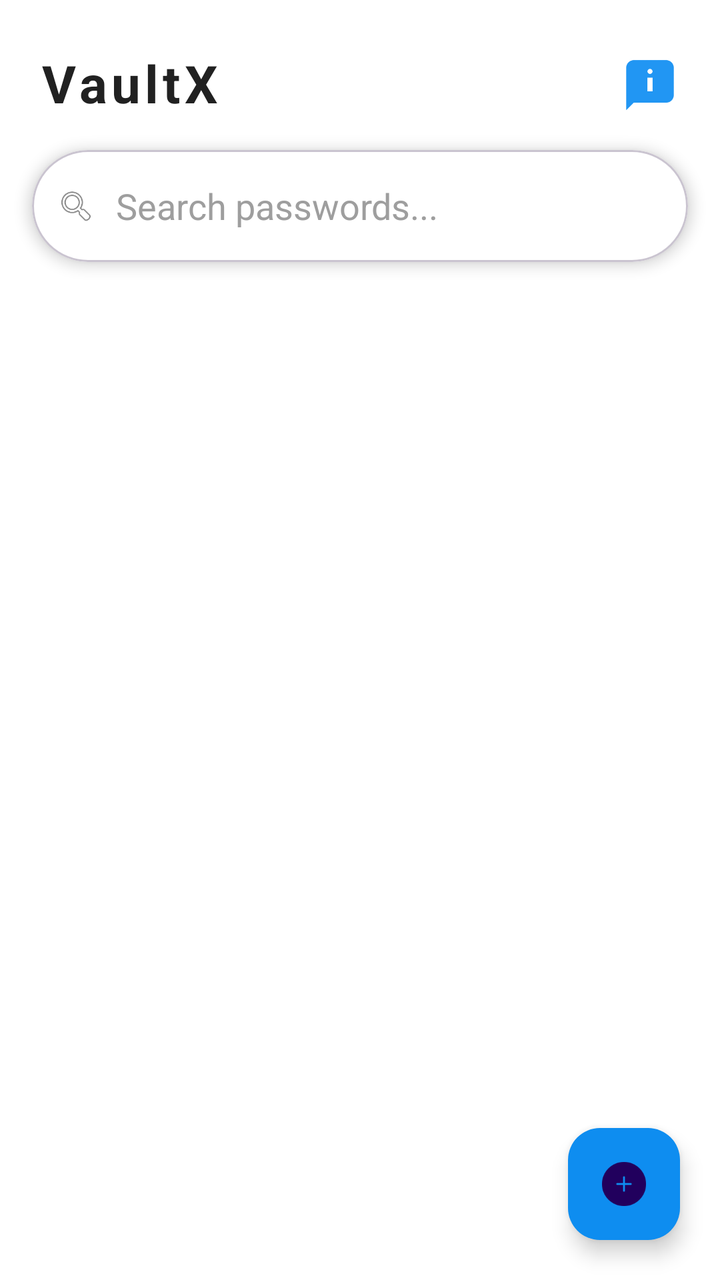
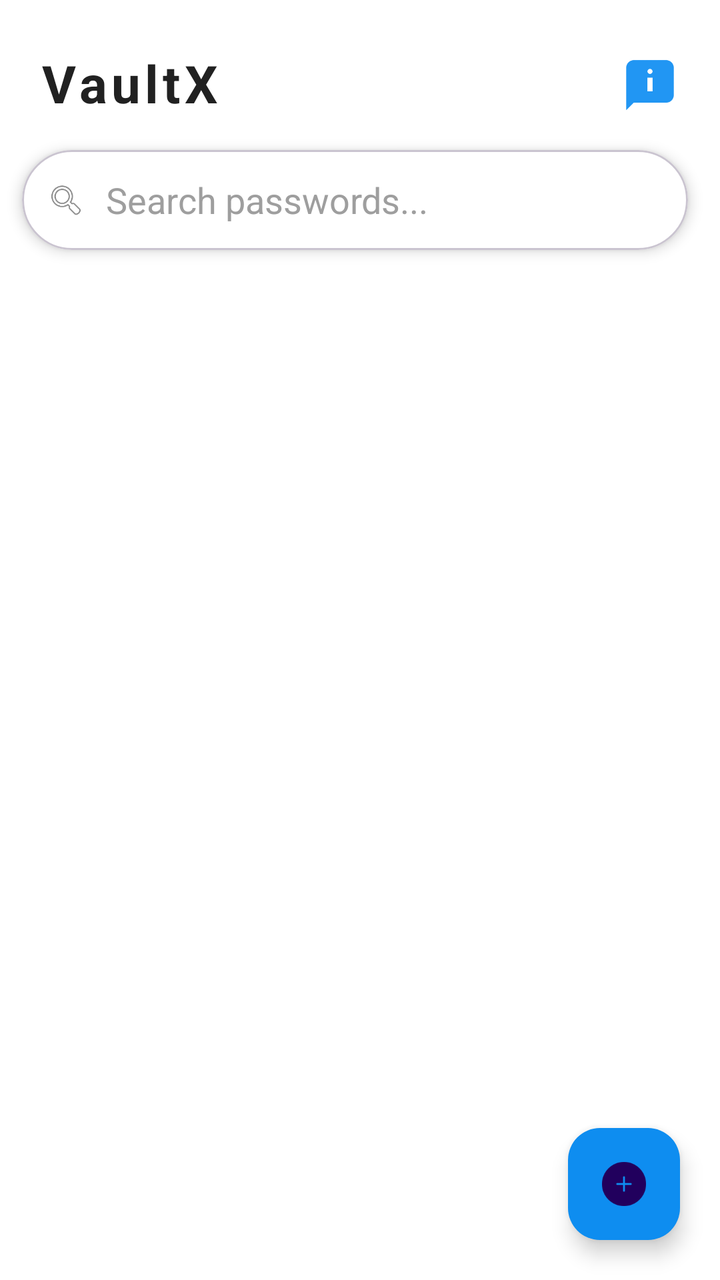

The first picture is an Android layout as it rendered before a commit; the second is the same layout after the commit. The layout source and the unified diff follow.
<!-- AndroidManifest.xml: application theme Theme.VaultX -->
<!-- res/layout/activity_main.xml -->
<?xml version="1.0" encoding="utf-8"?>
<FrameLayout
    xmlns:android="http://schemas.android.com/apk/res/android"
    xmlns:app="http://schemas.android.com/apk/res-auto"
    android:layout_width="match_parent"
    android:layout_height="match_parent"
    android:background="@color/white">

    <LinearLayout
        android:layout_width="match_parent"
        android:layout_height="match_parent"
        android:orientation="vertical"
        android:paddingTop="24dp">


        <LinearLayout
            android:layout_width="match_parent"
            android:layout_height="wrap_content"
            android:orientation="horizontal"
            android:gravity="center_vertical"
            android:paddingStart="20dp"
            android:paddingEnd="20dp"
            android:paddingBottom="8dp">

            <TextView
                android:id="@+id/topBar"
                android:layout_width="0dp"
                android:layout_height="wrap_content"
                android:layout_weight="1"
                android:text="VaultX"
                android:textSize="26sp"
                android:textStyle="bold"
                android:letterSpacing="0.08"
                android:textColor="#212121"/>

            <ImageButton
                android:id="@+id/btnAbout"
                android:layout_width="30dp"
                android:layout_height="30dp"
                android:background="@drawable/icon_about"
                android:padding="4dp"
                android:contentDescription="About"/>
        </LinearLayout>


        <com.google.android.material.card.MaterialCardView
            android:layout_width="match_parent"
            android:layout_height="56dp"
            android:layout_marginStart="16dp"
            android:layout_marginEnd="16dp"
            android:layout_marginTop="8dp"
            app:cardCornerRadius="50dp"
            app:cardElevation="4dp"
            app:cardBackgroundColor="#FFFFFF">

            <LinearLayout
                android:layout_width="match_parent"
                android:layout_height="match_parent"
                android:orientation="horizontal"
                android:gravity="center_vertical"
                android:paddingStart="12dp"
                android:paddingEnd="12dp">

                <ImageView
                    android:layout_width="20dp"
                    android:layout_height="20dp"
                    android:src="@android:drawable/ic_menu_search"/>

                <EditText
                    android:id="@+id/searchBar"
                    android:layout_width="match_parent"
                    android:layout_height="match_parent"
                    android:hint="Search passwords..."
                    android:background="@null"
                    android:paddingStart="10dp"
                    android:textColor="@color/black"
                    android:textColorHint="#9E9E9E"/>
            </LinearLayout>

        </com.google.android.material.card.MaterialCardView>


        <androidx.recyclerview.widget.RecyclerView
            android:id="@+id/recyclerView"
            android:layout_width="match_parent"
            android:layout_height="0dp"
            android:layout_weight="1"
            android:paddingStart="12dp"
            android:paddingEnd="12dp"
            android:paddingTop="8dp"
            android:paddingBottom="100dp"
            android:layout_marginTop="8dp"
            android:clipToPadding="false"
            android:scrollbars="vertical"/>

    </LinearLayout>


    <com.google.android.material.floatingactionbutton.FloatingActionButton
        android:id="@+id/fabAdd"
        android:layout_width="wrap_content"
        android:layout_height="wrap_content"
        android:layout_gravity="bottom|end"
        android:layout_margin="20dp"
        android:src="@drawable/add_icon"
        android:contentDescription="Add Password"
        app:backgroundTint="#0E8DF0"
        android:tint="#FFFFFF"/>

</FrameLayout>
<!-- resources referenced by this layout -->
<resources>
  <color name="black">#FF000000</color>
  <color name="white">#FFFFFFFF</color>
  <!-- drawable add_icon: png bitmap (drawable, 1276 bytes) -->
  <!-- drawable icon_about: png bitmap (drawable, 1170 bytes) -->
  <style name="Theme.VaultX" parent="Theme.Material3.DayNight.NoActionBar">
  
          
          <item name="colorPrimary">@android:color/white</item>
          <item name="colorPrimaryContainer">@android:color/white</item>
  
          
          <item name="android:statusBarColor">@android:color/white</item>
          <item name="android:navigationBarColor">@android:color/white</item>
  
          
          <item name="android:windowLightStatusBar">true</item>
  
      </style>
</resources>

<!-- the commit's change to res/layout/activity_main.xml (unified diff, before → after) -->
@@ -45,8 +45,8 @@
 
         <com.google.android.material.card.MaterialCardView
             android:layout_width="match_parent"
-            android:layout_height="56dp"
-            android:layout_marginStart="16dp"
+            android:layout_height="50dp"
+            android:layout_marginStart="11dp"
             android:layout_marginEnd="16dp"
             android:layout_marginTop="8dp"
             app:cardCornerRadius="50dp"
